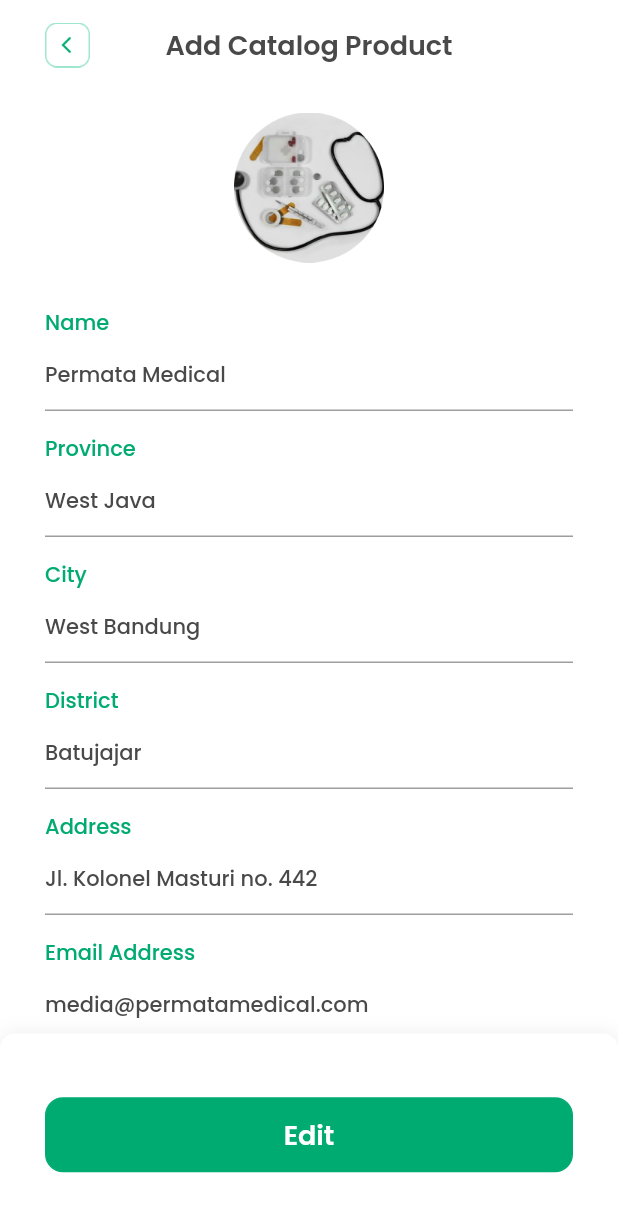
After one commit to Amoebajelek/apoo_flutter, a Flutter app: the EditProfilePage screen opened directly, on a phone screen of 412 x 824 dp. The commit adds this screen. Shown: the top 1212 px of the screen. Run offline on Flutter 3.47's test engine with Material 2 defaults, Android fonts, the phone set to English and light mode, and no system bars; our stand-ins replace email_validator, google_fonts.

Commit message:
Add Edit Profile Page

```diff
--- /dev/null
+++ b/lib/pages/edit_profile_page.dart
@@ -0,0 +1,457 @@
+import 'package:apoo_flutter/pages/distributor_catalog_page.dart';
+import 'package:apoo_flutter/pages/profile_page.dart';
+import 'package:email_validator/email_validator.dart';
+import 'package:apoo_flutter/theme.dart';
+import 'package:flutter/material.dart';
+
+class EditProfilePage extends StatefulWidget {
+  @override
+  State<EditProfilePage> createState() => _EditProfilePageState();
+}
+
+class _EditProfilePageState extends State<EditProfilePage> {
+  bool isEmailValid = true;
+
+  TextEditingController emailController = TextEditingController(text: '');
+  @override
+  Widget build(BuildContext context) {
+    return Scaffold(
+      backgroundColor: whiteColor,
+      body: SafeArea(
+        child: Padding(
+          padding: EdgeInsets.symmetric(
+            horizontal: edge,
+          ),
+          child: ListView(
+            children: [
+              SizedBox(
+                height: semiEdge,
+              ),
+              header(),
+              SizedBox(
+                height: edge,
+              ),
+              image(),
+              SizedBox(
+                height: edge,
+              ),
+              name(),
+              SizedBox(
+                height: semiEdge,
+              ),
+              province(),
+              SizedBox(
+                height: semiEdge,
+              ),
+              city(),
+              SizedBox(
+                height: semiEdge,
+              ),
+              disctrict(),
+              SizedBox(
+                height: semiEdge,
+              ),
+              address(),
+              SizedBox(
+                height: semiEdge,
+              ),
+              email(),
+              SizedBox(
+                height: semiEdge,
+              ),
+              phone(),
+              SizedBox(
+                height: semiEdge,
+              ),
+              SizedBox(
+                height: semiEdge,
+              ),
+            ],
+          ),
+        ),
+      ),
+      bottomNavigationBar: Container(
+        height: 135,
+        width: MediaQuery.of(context).size.width,
+        decoration: BoxDecoration(
+          color: whiteColor,
+          borderRadius: BorderRadius.circular(10),
+          boxShadow: [
+            BoxShadow(
+              color: Colors.grey.shade200,
+              blurRadius: 10.0,
+              spreadRadius: 0.2,
+              offset: Offset(
+                0.5,
+                0.5,
+              ),
+            ),
+          ],
+        ),
+        child: Column(
+          mainAxisAlignment: MainAxisAlignment.spaceAround,
+          children: [
+            InkWell(
+              onTap: () {
+                Navigator.push(
+                  context,
+                  MaterialPageRoute(
+                    builder: (context) => DistributorCatalogPage(),
+                  ),
+                );
+              },
+              child: Container(
+                height: 50,
+                width: MediaQuery.of(context).size.width - (2 * edge),
+                decoration: BoxDecoration(
+                  color: greenColor,
+                  border: Border.all(
+                    color: greenColor,
+                    width: 1.0,
+                    style: BorderStyle.solid,
+                  ),
+                  borderRadius: BorderRadius.circular(12),
+                ),
+                child: Center(
+                  child: Text(
+                    'Edit',
+                    style: titleTextStyle.copyWith(
+                      fontSize: 18,
+                      color: whiteColor,
+                    ),
+                    textAlign: TextAlign.center,
+                  ),
+                ),
+              ),
+            ),
+          ],
+        ),
+      ),
+      floatingActionButtonLocation: FloatingActionButtonLocation.centerFloat,
+    );
+  }
+
+  Widget header() {
+    return Container(
+      child: Row(
+        children: [
+          InkWell(
+            onTap: () {
+              Navigator.push(
+                context,
+                MaterialPageRoute(
+                  builder: (context) => ProfilePage(),
+                ),
+              );
+            },
+            child: Image.asset(
+              'assets/ic-back.png',
+              height: 30,
+              width: 30,
+            ),
+          ),
+          Spacer(),
+          Center(
+            child: Text(
+              'Add Catalog Product',
+              style: titleTextStyle.copyWith(
+                fontSize: 18,
+              ),
+            ),
+          ),
+          Spacer(),
+          Container(
+            height: 30,
+            width: 30,
+          ),
+        ],
+      ),
+    );
+  }
+
+  Widget image() {
+    return Image.asset(
+      'assets/profile.png',
+      height: 100,
+      width: 100,
+    );
+  }
+
+  Widget name() {
+    return Column(
+      crossAxisAlignment: CrossAxisAlignment.start,
+      children: [
+        Text(
+          'Name',
+          style: descTextStyle.copyWith(
+            color: greenColor,
+          ),
+        ),
+        TextFormField(
+          controller: emailController,
+          onChanged: (value) {
+            print(value);
+            bool isValid = EmailValidator.validate(value);
+            print(isValid);
+            if (isValid) {
+              setState(() {
+                isEmailValid = true;
+              });
+            } else {
+              setState(() {
+                isEmailValid = false;
+              });
+            }
+          },
+          decoration: InputDecoration(
+            hintText: 'Permata Medical',
+            hintStyle: descTextStyle.copyWith(
+              color: blackColor,
+            ),
+          ),
+          style: TextStyle(
+            color: isEmailValid ? Color(0xff2A2B3D) : Color(0xffFD4F56),
+          ),
+        ),
+      ],
+    );
+  }
+
+  Widget province() {
+    return Column(
+      crossAxisAlignment: CrossAxisAlignment.start,
+      children: [
+        Text(
+          'Province',
+          style: descTextStyle.copyWith(
+            color: greenColor,
+          ),
+        ),
+        TextFormField(
+          controller: emailController,
+          onChanged: (value) {
+            print(value);
+            bool isValid = EmailValidator.validate(value);
+            print(isValid);
+            if (isValid) {
+              setState(() {
+                isEmailValid = true;
+              });
+            } else {
+              setState(() {
+                isEmailValid = false;
+              });
+            }
+          },
+          decoration: InputDecoration(
+            hintText: 'West Java',
+            hintStyle: descTextStyle.copyWith(color: blackColor),
+          ),
+          style: TextStyle(
+            color: isEmailValid ? Color(0xff2A2B3D) : Color(0xffFD4F56),
+          ),
+        ),
+      ],
+    );
+  }
+
+  Widget city() {
+    return Column(
+      crossAxisAlignment: CrossAxisAlignment.start,
+      children: [
+        Text(
+          'City',
+          style: descTextStyle.copyWith(
+            color: greenColor,
+          ),
+        ),
+        TextFormField(
+          controller: emailController,
+          onChanged: (value) {
+            print(value);
+            bool isValid = EmailValidator.validate(value);
+            print(isValid);
+            if (isValid) {
+              setState(() {
+                isEmailValid = true;
+              });
+            } else {
+              setState(() {
+                isEmailValid = false;
+              });
+            }
+          },
+          decoration: InputDecoration(
+            hintText: 'West Bandung',
+            hintStyle: descTextStyle.copyWith(
+              color: blackColor,
+            ),
+          ),
+          style: TextStyle(
+            color: isEmailValid ? Color(0xff2A2B3D) : Color(0xffFD4F56),
+          ),
+        ),
+      ],
+    );
+  }
+
+  Widget disctrict() {
+    return Column(
+      crossAxisAlignment: CrossAxisAlignment.start,
+      children: [
+        Text(
+          'District',
+          style: descTextStyle.copyWith(
+            color: greenColor,
+          ),
+        ),
+        TextFormField(
+          controller: emailController,
+          onChanged: (value) {
+            print(value);
+            bool isValid = EmailValidator.validate(value);
+            print(isValid);
+            if (isValid) {
+              setState(() {
+                isEmailValid = true;
+              });
+            } else {
+              setState(() {
+                isEmailValid = false;
+              });
+            }
+          },
+          decoration: InputDecoration(
+            hintText: 'Batujajar',
+            hintStyle: descTextStyle.copyWith(
+              color: blackColor,
+            ),
+          ),
+          style: TextStyle(
+            color: isEmailValid ? Color(0xff2A2B3D) : Color(0xffFD4F56),
+          ),
+        ),
+      ],
+    );
+  }
+
+  Widget address() {
+    return Column(
+      crossAxisAlignment: CrossAxisAlignment.start,
+      children: [
+        Text(
+          'Address',
+          style: descTextStyle.copyWith(
+            color: greenColor,
+          ),
+        ),
+        TextFormField(
+          controller: emailController,
+          onChanged: (value) {
+            print(value);
+            bool isValid = EmailValidator.validate(value);
+            print(isValid);
+            if (isValid) {
+              setState(() {
+                isEmailValid = true;
+              });
+            } else {
+              setState(() {
+                isEmailValid = false;
+              });
+            }
+          },
+          decoration: InputDecoration(
+            hintText: 'Jl. Kolonel Masturi no. 442',
+            hintStyle: descTextStyle.copyWith(
+              color: blackColor,
+            ),
+          ),
+          style: TextStyle(
+            color: isEmailValid ? Color(0xff2A2B3D) : Color(0xffFD4F56),
+          ),
+        ),
+      ],
+    );
+  }
+
+  Widget email() {
+    return Column(
+      crossAxisAlignment: CrossAxisAlignment.start,
+      children: [
+        Text(
+          'Email Address',
+          style: descTextStyle.copyWith(
+            color: greenColor,
+          ),
+        ),
+        TextFormField(
+          controller: emailController,
+          onChanged: (value) {
+            print(value);
+            bool isValid = EmailValidator.validate(value);
+            print(isValid);
+            if (isValid) {
+              setState(() {
+                isEmailValid = true;
+              });
+            } else {
+              setState(() {
+                isEmailValid = false;
+              });
+            }
+          },
+          decoration: InputDecoration(
+            hintText: 'media@permatamedical.com',
+            hintStyle: descTextStyle.copyWith(
+              color: blackColor,
+            ),
+          ),
+          style: TextStyle(
+            color: isEmailValid ? Color(0xff2A2B3D) : Color(0xffFD4F56),
+          ),
+        ),
+      ],
+    );
+  }
+
+  Widget phone() {
+    return Column(
+      crossAxisAlignment: CrossAxisAlignment.start,
+      children: [
+        Text(
+          'Phone Number',
+          style: descTextStyle.copyWith(
+            color: greenColor,
+          ),
+        ),
+        TextFormField(
+          controller: emailController,
+          onChanged: (value) {
+            print(value);
+            bool isValid = EmailValidator.validate(value);
+            print(isValid);
+            if (isValid) {
+              setState(() {
+                isEmailValid = true;
+              });
+            } else {
+              setState(() {
+                isEmailValid = false;
+              });
+            }
+          },
+          decoration: InputDecoration(
+            hintText: '0812 3456 7890',
+            hintStyle: descTextStyle.copyWith(
+              color: blackColor,
+            ),
+          ),
+          style: TextStyle(
+            color: isEmailValid ? Color(0xff2A2B3D) : Color(0xffFD4F56),
+          ),
+        ),
+      ],
+    );
+  }
+}
--- a/lib/pages/profile_page.dart
+++ b/lib/pages/profile_page.dart
@@ -1,3 +1,4 @@
+import 'package:apoo_flutter/pages/edit_profile_page.dart';
 import 'package:flutter/material.dart';
 
 import '../theme.dart';
@@ -213,7 +214,16 @@ class _ProfilePageState extends State<ProfilePage> {
           SizedBox(
             height: semiEdge,
           ),
-          Row(
+          InkWell(
+            onTap: () {
+              Navigator.push(
+                context,
+                MaterialPageRoute(
+                  builder: (context) => EditProfilePage(),
+                ),
+              );
+            },
+            child: Row(
               children: [
                 Image.asset(
                   'assets/ic-edit-profile.png',
@@ -228,6 +238,7 @@ class _ProfilePageState extends State<ProfilePage> {
                   style: titleTextStyle,
                 )
               ],
+            ),
           ),
           SizedBox(
             height: semiEdge,
```
Lines whose indentation alone changed are shown as unchanged.
